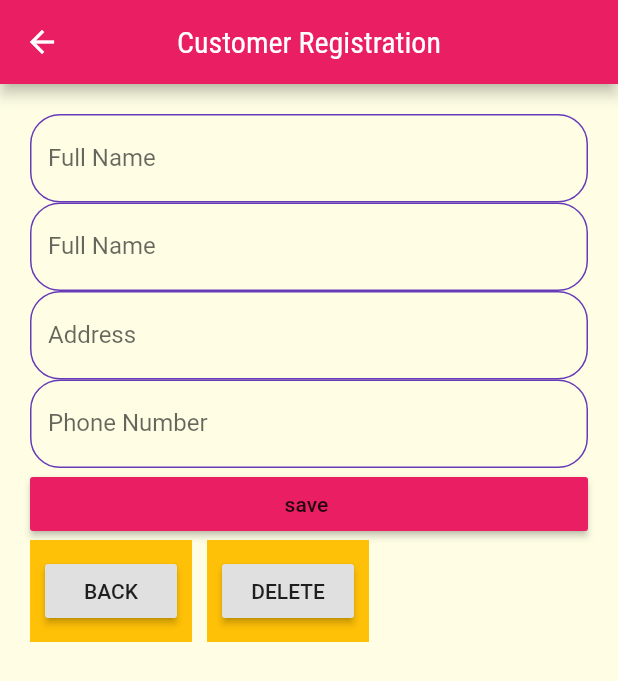
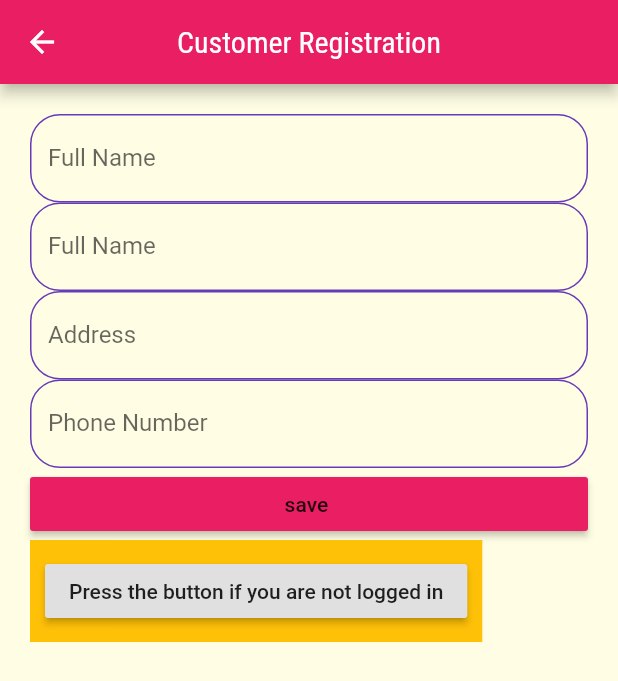
Before and after one commit to vaishnavi-tech/get_maid, a Flutter app: the UserRegister screen opened by its route, on a phone screen of 412 x 824 dp. Shown: the top 681 px of the screen. Run offline on Flutter 3.47's test engine with Material 2 defaults, Android fonts, the phone set to English and light mode, and no system bars.

Commit message:
register2.dart almost done

```diff
--- a/lib/screens/register2.dart
+++ b/lib/screens/register2.dart
@@ -142,17 +142,10 @@ class _UserRegisterState extends State<UserRegister> {
                        padding:EdgeInsets.all(10.0),
                        color: Theme.of(context).accentColor,
                        child: RaisedButton(
-                         child: Text('BACK'),
-                         onPressed: () => Navigator.pop(context ),
+                         child: Text('Press the button if you are not logged in'),
+                         onPressed: () => Navigator.pushReplacementNamed(context, AuthPage.routeName);
                        ),),
-                     SizedBox(width: 10.0,),
-                     Container(
-                       padding:EdgeInsets.all(10.0),
-                       color: Theme.of(context).accentColor,
-                       child: RaisedButton(
-                         child: Text('DELETE'),
-                         onPressed: () => Navigator.pop(context ),
-                       ),),
+                     SizedBox(width: 15.0,),
                    ],
                  )
                ],
```
